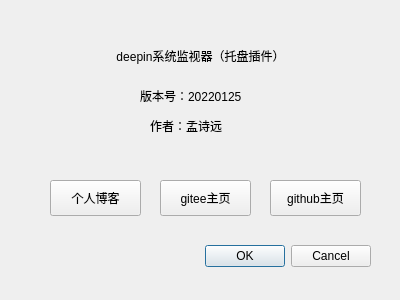
Before: the Qt Designer form aboutdialog.ui in q77190858/dde-sys-monitor-plugin, drawn with Qt 5.
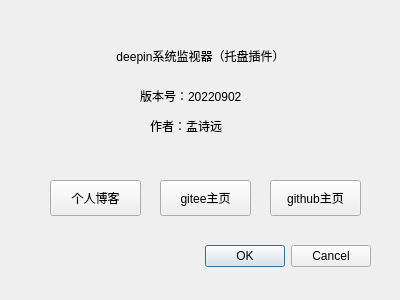
After: the same form once the commit is applied.

The edit to the form file:
```diff
--- a/aboutdialog.ui
+++ b/aboutdialog.ui
@@ -82,7 +82,7 @@
     </rect>
    </property>
    <property name="text">
-    <string>版本号：20220125</string>
+    <string>版本号：20220902</string>
    </property>
   </widget>
   <widget class="QPushButton" name="giteePushButton">
```
